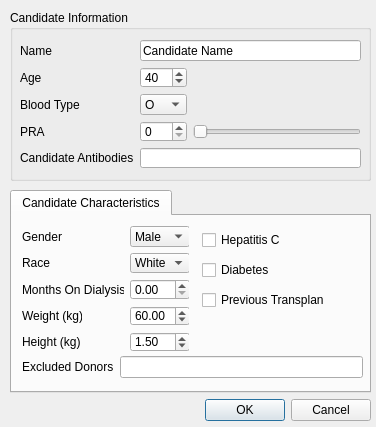
Above: KPD GUI/DialogCandidate.ui from mathieubray/KPDGUI before the change. Below: the same form after it.
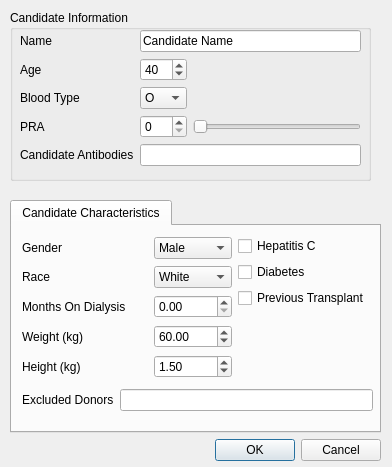
That is the form after the change.

Commit message: Pre- Changing Donor and Candidate to their own items

```diff
--- a/KPD GUI/DialogCandidate.ui
+++ b/KPD GUI/DialogCandidate.ui
@@ -6,20 +6,20 @@
    <rect>
     <x>0</x>
     <y>0</y>
-    <width>376</width>
-    <height>427</height>
+    <width>392</width>
+    <height>467</height>
    </rect>
   </property>
   <property name="minimumSize">
    <size>
-    <width>376</width>
-    <height>427</height>
+    <width>392</width>
+    <height>467</height>
    </size>
   </property>
   <property name="maximumSize">
    <size>
-    <width>376</width>
-    <height>427</height>
+    <width>392</width>
+    <height>467</height>
    </size>
   </property>
   <property name="windowTitle">
@@ -44,9 +44,9 @@
        <property name="geometry">
         <rect>
          <x>10</x>
-         <y>30</y>
+         <y>20</y>
          <width>341</width>
-         <height>128</height>
+         <height>140</height>
         </rect>
        </property>
        <layout class="QGridLayout" name="recipGridLayout">
@@ -189,9 +189,9 @@
    <property name="geometry">
     <rect>
      <x>10</x>
-     <y>190</y>
-     <width>361</width>
-     <height>231</height>
+     <y>200</y>
+     <width>371</width>
+     <height>261</height>
     </rect>
    </property>
    <layout class="QVBoxLayout" name="verticalLayout">
@@ -207,40 +207,22 @@
        <attribute name="title">
         <string>Candidate Characteristics</string>
        </attribute>
-       <widget class="QWidget" name="layoutWidget_6">
-        <property name="geometry">
-         <rect>
-          <x>10</x>
-          <y>140</y>
-          <width>341</width>
-          <height>22</height>
-         </rect>
-        </property>
-        <layout class="QHBoxLayout" name="horizontalLayout_8">
-         <item>
-          <widget class="QLabel" name="label_3">
-           <property name="text">
-            <string>Excluded Donors</string>
-           </property>
-          </widget>
-         </item>
-         <item>
-          <widget class="QLineEdit" name="excludedDonorLineEdit"/>
-         </item>
-        </layout>
-       </widget>
-       <widget class="QWidget" name="layoutWidget_5">
+       <widget class="QWidget" name="">
         <property name="geometry">
          <rect>
           <x>10</x>
           <y>10</y>
-          <width>167</width>
-          <height>126</height>
+          <width>351</width>
+          <height>175</height>
          </rect>
         </property>
-        <layout class="QGridLayout" name="recipCharacteristicsGridLayout_3">
+        <layout class="QVBoxLayout" name="donorCharacteristicsVerticalLayout">
+         <item>
+          <layout class="QHBoxLayout" name="donorMajorInfoHorizontalLayout">
+           <item>
+            <layout class="QGridLayout" name="candidateCharacteristicsGridLayout">
          <item row="0" column="1">
-          <spacer name="recipGenderSpacer_3">
+              <spacer name="candidateGenderSpacer">
            <property name="orientation">
             <enum>Qt::Horizontal</enum>
            </property>
@@ -253,7 +235,7 @@
           </spacer>
          </item>
          <item row="0" column="2">
-          <widget class="QComboBox" name="recipGenderComboBox">
+              <widget class="QComboBox" name="candidateGenderComboBox">
            <item>
             <property name="text">
              <string>Male</string>
@@ -267,7 +249,7 @@
           </widget>
          </item>
          <item row="3" column="1">
-          <spacer name="recipWeightSpacer_3">
+              <spacer name="candidateWeightSpacer">
            <property name="orientation">
             <enum>Qt::Horizontal</enum>
            </property>
@@ -280,21 +262,21 @@
           </spacer>
          </item>
          <item row="4" column="0">
-          <widget class="QLabel" name="recipHeightLabel_3">
+              <widget class="QLabel" name="candidateHeightLabel">
            <property name="text">
             <string>Height (kg)</string>
            </property>
           </widget>
          </item>
          <item row="3" column="0">
-          <widget class="QLabel" name="recipWeightLabel_3">
+              <widget class="QLabel" name="candidateWeightLabel">
            <property name="text">
             <string>Weight (kg)</string>
            </property>
           </widget>
          </item>
          <item row="4" column="1">
-          <spacer name="recipHeightSpacer_3">
+              <spacer name="candidateHeightSpacer">
            <property name="orientation">
             <enum>Qt::Horizontal</enum>
            </property>
@@ -307,21 +289,21 @@
           </spacer>
          </item>
          <item row="1" column="0">
-          <widget class="QLabel" name="recipRaceLabel_3">
+              <widget class="QLabel" name="candidateRaceLabel">
            <property name="text">
             <string>Race</string>
            </property>
           </widget>
          </item>
          <item row="2" column="2">
-          <widget class="QDoubleSpinBox" name="recipTODSpinBox">
+              <widget class="QDoubleSpinBox" name="candidateTODSpinBox">
            <property name="maximum">
             <double>200.000000000000000</double>
            </property>
           </widget>
          </item>
          <item row="1" column="2">
-          <widget class="QComboBox" name="recipRaceComboBox">
+              <widget class="QComboBox" name="candidateRaceComboBox">
            <item>
             <property name="text">
              <string>White</string>
@@ -345,7 +327,7 @@
           </widget>
          </item>
          <item row="1" column="1">
-          <spacer name="recipRaceSpacer_3">
+              <spacer name="candidateRaceSpacer">
            <property name="orientation">
             <enum>Qt::Horizontal</enum>
            </property>
@@ -358,21 +340,21 @@
           </spacer>
          </item>
          <item row="0" column="0">
-          <widget class="QLabel" name="recipGenderLabel_3">
+              <widget class="QLabel" name="candidateGenderLabel">
            <property name="text">
             <string>Gender</string>
            </property>
           </widget>
          </item>
          <item row="2" column="0" colspan="2">
-          <widget class="QLabel" name="recipTODLabel_3">
+              <widget class="QLabel" name="candidateTODLabel">
            <property name="text">
             <string>Months On Dialysis</string>
            </property>
           </widget>
          </item>
          <item row="4" column="2">
-          <widget class="QDoubleSpinBox" name="recipHeightSpinBox">
+              <widget class="QDoubleSpinBox" name="candidateHeightSpinBox">
            <property name="maximum">
             <double>3.000000000000000</double>
            </property>
@@ -382,7 +364,7 @@
           </widget>
          </item>
          <item row="3" column="2">
-          <widget class="QDoubleSpinBox" name="recipWeightSpinBox">
+              <widget class="QDoubleSpinBox" name="candidateWeightSpinBox">
            <property name="maximum">
             <double>400.000000000000000</double>
            </property>
@@ -392,19 +374,13 @@
           </widget>
          </item>
         </layout>
-       </widget>
-       <widget class="QWidget" name="layoutWidget_2">
-        <property name="geometry">
-         <rect>
-          <x>190</x>
-          <y>10</y>
-          <width>122</width>
-          <height>88</height>
-         </rect>
-        </property>
-        <layout class="QVBoxLayout" name="recipVerticalLayout_3">
+           </item>
          <item>
-          <widget class="QCheckBox" name="recipHepCCheckBox">
+            <layout class="QVBoxLayout" name="donorMinorInfoVerticalLayout">
+             <item>
+              <layout class="QVBoxLayout" name="checkBoxesVerticalLayout">
+               <item>
+                <widget class="QCheckBox" name="candidateHepCCheckBox">
            <property name="layoutDirection">
             <enum>Qt::LeftToRight</enum>
            </property>
@@ -414,7 +390,7 @@
           </widget>
          </item>
          <item>
-          <widget class="QCheckBox" name="recipDiabetesCheckBox">
+                <widget class="QCheckBox" name="candidateDiabetesCheckBox">
            <property name="layoutDirection">
             <enum>Qt::LeftToRight</enum>
            </property>
@@ -424,7 +400,7 @@
           </widget>
          </item>
          <item>
-          <widget class="QCheckBox" name="recipPrevTransCheckBox">
+                <widget class="QCheckBox" name="candidatePrevTransCheckBox">
            <property name="layoutDirection">
             <enum>Qt::LeftToRight</enum>
            </property>
@@ -434,9 +410,42 @@
           </widget>
          </item>
         </layout>
-       </widget>
-      </widget>
-     </widget>
+             </item>
+             <item>
+              <spacer name="verticalSpacer">
+               <property name="orientation">
+                <enum>Qt::Vertical</enum>
+               </property>
+               <property name="sizeHint" stdset="0">
+                <size>
+                 <width>20</width>
+                 <height>28</height>
+                </size>
+               </property>
+              </spacer>
+             </item>
+            </layout>
+           </item>
+          </layout>
+         </item>
+         <item>
+          <layout class="QHBoxLayout" name="excludedDonorsHorizontalLayout">
+           <item>
+            <widget class="QLabel" name="exccludedDonorsLabel">
+             <property name="text">
+              <string>Excluded Donors</string>
+             </property>
+            </widget>
+           </item>
+           <item>
+            <widget class="QLineEdit" name="excludedDonorLineEdit"/>
+           </item>
+          </layout>
+         </item>
+        </layout>
+       </widget>
+      </widget>
+     </widget>
     </item>
     <item>
      <layout class="QHBoxLayout" name="horizontalLayout_2">
```
Left out of the diff: 38 changed lines with no effect on the pictures. Lines whose indentation alone changed are shown as unchanged. The commit also changes 56 other files.
